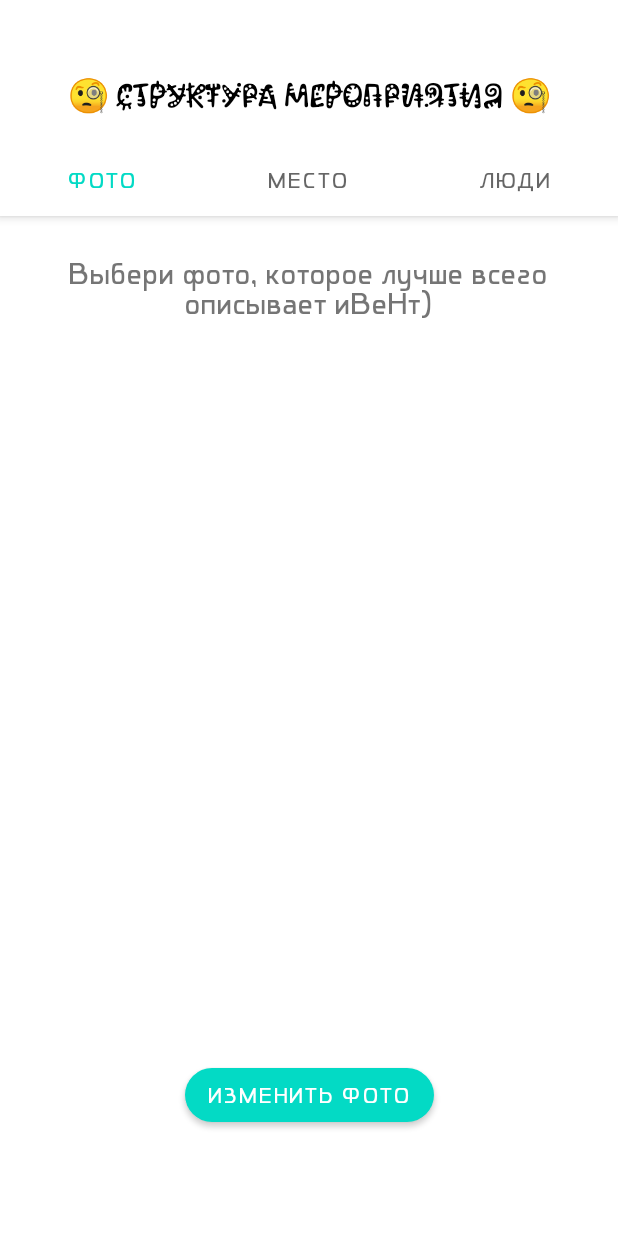
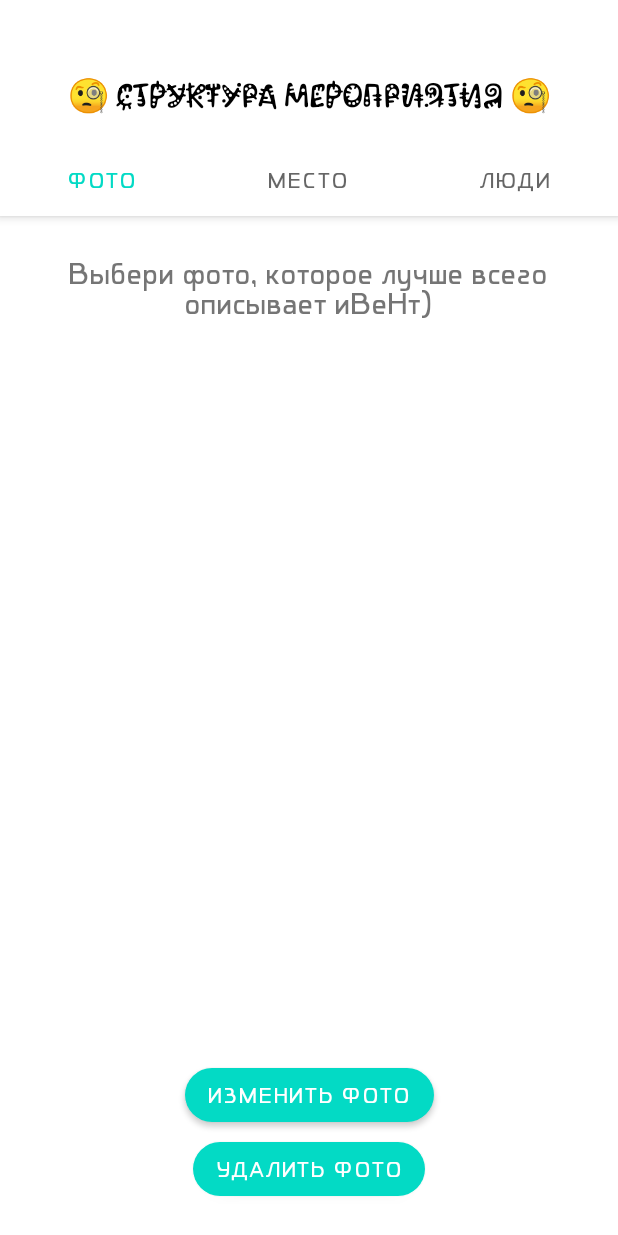
Before and after one commit to 21MokseM12/IventCalendar, an Android app: the TabFirstPhotos screen opened directly, with no data from a screen before it, on a phone screen of 412 x 824 dp. Run offline under Robolectric (Android 15) with nearby library versions, the phone set to English and light mode, and no system bars; our stand-ins replace Room's generated code.

Commit message:
feature: add delete photo button to photo tab in settings and information

```diff
--- a/app/src/main/res/layout/tab1_photos_settings.xml
+++ b/app/src/main/res/layout/tab1_photos_settings.xml
@@ -20,15 +20,29 @@
         tools:layout_constraintTop_creator="1" />
 
     <com.google.android.material.button.MaterialButton
-        app:cornerRadius="20dp"
         android:id="@+id/changePhotoButton"
         android:layout_width="wrap_content"
         android:layout_height="wrap_content"
         android:layout_marginBottom="70dp"
         android:text="@string/change_photo"
+        app:cornerRadius="20dp"
         app:layout_constraintBottom_toBottomOf="parent"
         app:layout_constraintEnd_toEndOf="parent"
         app:layout_constraintStart_toStartOf="parent"
+        tools:ignore="MissingConstraints" />
+
+    <com.google.android.material.button.MaterialButton
+        android:id="@+id/deletePhotoButton"
+        android:layout_width="wrap_content"
+        android:layout_height="wrap_content"
+        android:layout_marginTop="10dp"
+        android:layout_marginBottom="30dp"
+        android:text="@string/delete_photo"
+        app:cornerRadius="20dp"
+        app:layout_constraintBottom_toBottomOf="parent"
+        app:layout_constraintEnd_toEndOf="parent"
+        app:layout_constraintStart_toStartOf="parent"
+        app:layout_constraintTop_toBottomOf="@+id/changePhotoButton"
         tools:ignore="MissingConstraints" />
 
     <ImageView
@@ -36,7 +50,7 @@
         android:layout_width="match_parent"
         android:layout_height="match_parent"
         android:layout_marginStart="50dp"
-        android:layout_marginTop="140dp"
+        android:layout_marginTop="100dp"
         android:layout_marginEnd="50dp"
         android:layout_marginBottom="140dp"
         android:scaleType="fitXY"
--- a/app/src/main/res/values/strings.xml
+++ b/app/src/main/res/values/strings.xml
@@ -13,6 +13,7 @@
     <string name="exit_and_save_confirm">Сохранить</string>
     <string name="exit_without_save">Выйти</string>
     <string name="change_photo">Изменить фото</string>
+    <string name="delete_photo">Удалить фото</string>
     <string name="loading_wait_text">Пожалуйста, подождите</string>
     <string name="changeCrazy">Изменить</string>
     <string name="confirmChanges">Сохранить</string>
```
Also changed, not shown: app/src/main/java/com/example/iventcalendar/activities/EventInfoActivity.java (+22 -12 lines), app/src/main/java/com/example/iventcalendar/activities/tabs/info_tabs/TabFirstPhotos.java (+14 -2 lines), app/src/main/java/com/example/iventcalendar/activities/tabs/settings_tabs/TabFirstPhotos.java (+17 -0 lines).
